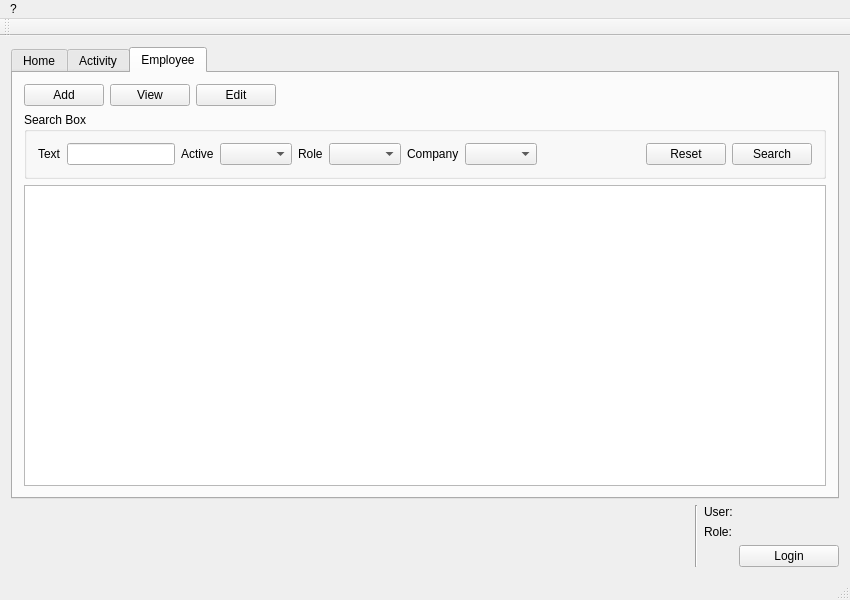
Qt form mainwindow.ui (warcomeb/labortool) before a commit.
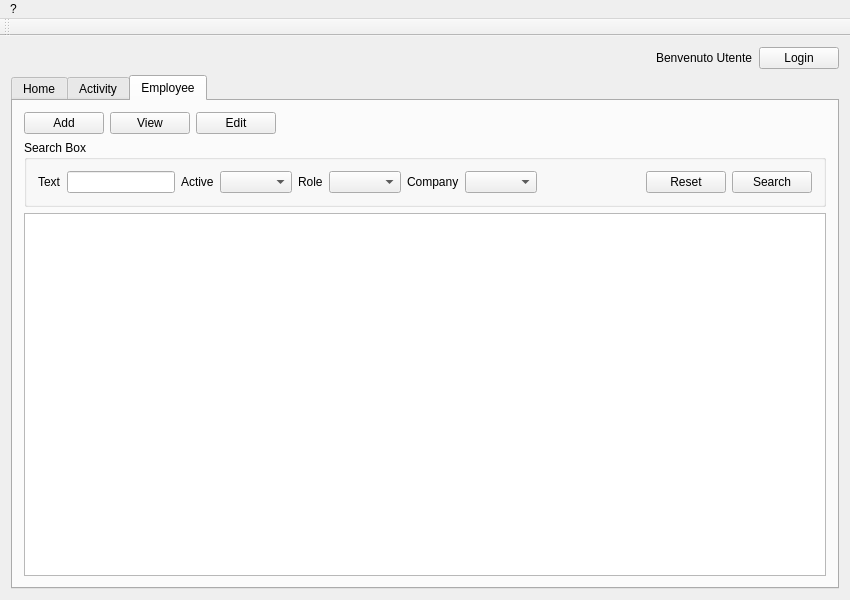
The same form after that commit.

Commit message: Aggiunto il dialog per il login e quindi la classe LoginDialog

What changed in the file:
```diff
--- a/mainwindow.ui
+++ b/mainwindow.ui
@@ -21,6 +21,37 @@
   </property>
   <widget class="QWidget" name="centralWidget">
    <layout class="QVBoxLayout" name="verticalLayout_3">
+    <item>
+     <layout class="QHBoxLayout" name="horizontalLayout_3">
+      <item>
+       <spacer name="horizontalSpacer_3">
+        <property name="orientation">
+         <enum>Qt::Horizontal</enum>
+        </property>
+        <property name="sizeHint" stdset="0">
+         <size>
+          <width>40</width>
+          <height>20</height>
+         </size>
+        </property>
+       </spacer>
+      </item>
+      <item>
+       <widget class="QLabel" name="loginLabel">
+        <property name="text">
+         <string>Benvenuto Utente</string>
+        </property>
+       </widget>
+      </item>
+      <item>
+       <widget class="QPushButton" name="loginButton">
+        <property name="text">
+         <string>Login</string>
+        </property>
+       </widget>
+      </item>
+     </layout>
+    </item>
     <item>
      <widget class="QTabWidget" name="tabWidget">
       <property name="currentIndex">
@@ -232,91 +263,6 @@
       </widget>
      </widget>
     </item>
-    <item>
-     <layout class="QHBoxLayout" name="horizontalLayout_4">
-      <item>
-       <spacer name="horizontalSpacer_3">
-        <property name="orientation">
-         <enum>Qt::Horizontal</enum>
-        </property>
-        <property name="sizeHint" stdset="0">
-         <size>
-          <width>40</width>
-          <height>20</height>
-         </size>
-        </property>
-       </spacer>
-      </item>
-      <item>
-       <widget class="Line" name="line">
-        <property name="orientation">
-         <enum>Qt::Vertical</enum>
-        </property>
-       </widget>
-      </item>
-      <item>
-       <layout class="QGridLayout" name="gridLayout">
-        <item row="1" column="0">
-         <widget class="QLabel" name="loginRoleLavel">
-          <property name="minimumSize">
-           <size>
-            <width>0</width>
-            <height>0</height>
-           </size>
-          </property>
-          <property name="maximumSize">
-           <size>
-            <width>16777215</width>
-            <height>16777215</height>
-           </size>
-          </property>
-          <property name="text">
-           <string>Role:</string>
-          </property>
-         </widget>
-        </item>
-        <item row="0" column="0">
-         <widget class="QLabel" name="loginUserLabel">
-          <property name="minimumSize">
-           <size>
-            <width>0</width>
-            <height>0</height>
-           </size>
-          </property>
-          <property name="maximumSize">
-           <size>
-            <width>16777215</width>
-            <height>16777215</height>
-           </size>
-          </property>
-          <property name="text">
-           <string>User:</string>
-          </property>
-         </widget>
-        </item>
-        <item row="2" column="1">
-         <widget class="QPushButton" name="loginButton">
-          <property name="minimumSize">
-           <size>
-            <width>100</width>
-            <height>0</height>
-           </size>
-          </property>
-          <property name="maximumSize">
-           <size>
-            <width>100</width>
-            <height>16777215</height>
-           </size>
-          </property>
-          <property name="text">
-           <string>Login</string>
-          </property>
-         </widget>
-        </item>
-       </layout>
-      </item>
-     </layout>
-    </item>
    </layout>
   </widget>
   <widget class="QMenuBar" name="menuBar">
@@ -345,7 +291,6 @@
     <bool>false</bool>
    </attribute>
   </widget>
-  <widget class="QStatusBar" name="statusBar"/>
   <action name="actionAbout">
    <property name="text">
     <string>About</string>
```
Left out of the diff: 2 changed lines with no effect on the pictures. The commit also changes 7 other files.
